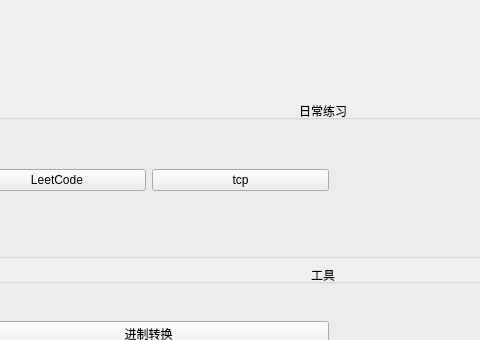
Qt form src/xl_hci/mainwindow.ui (fangxl1230/xl_program) before a commit; both pictures show x 82 to 562 and y 0 to 340 of the 800 by 600 pixel window.
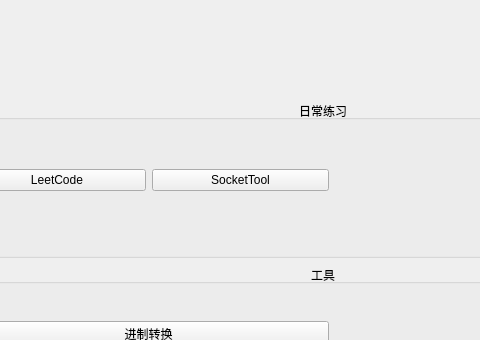
The same form after that commit.

Commit message: 1.添加进部分socket代码

Patch:
```diff
--- a/src/xl_hci/mainwindow.ui
+++ b/src/xl_hci/mainwindow.ui
@@ -52,7 +52,7 @@
          <item>
           <widget class="QPushButton" name="tcp_pushButton">
            <property name="text">
-            <string>tcp</string>
+            <string>SocketTool</string>
            </property>
           </widget>
          </item>
```
The commit also changes 20 other files.
